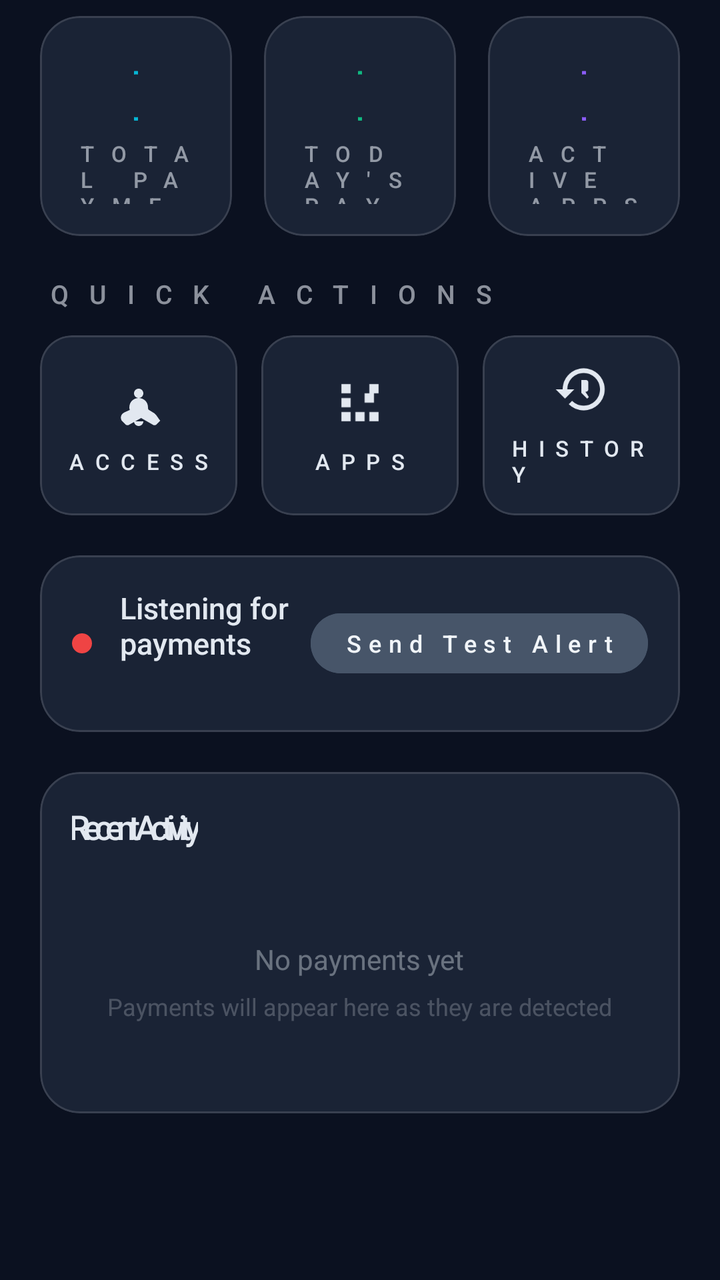
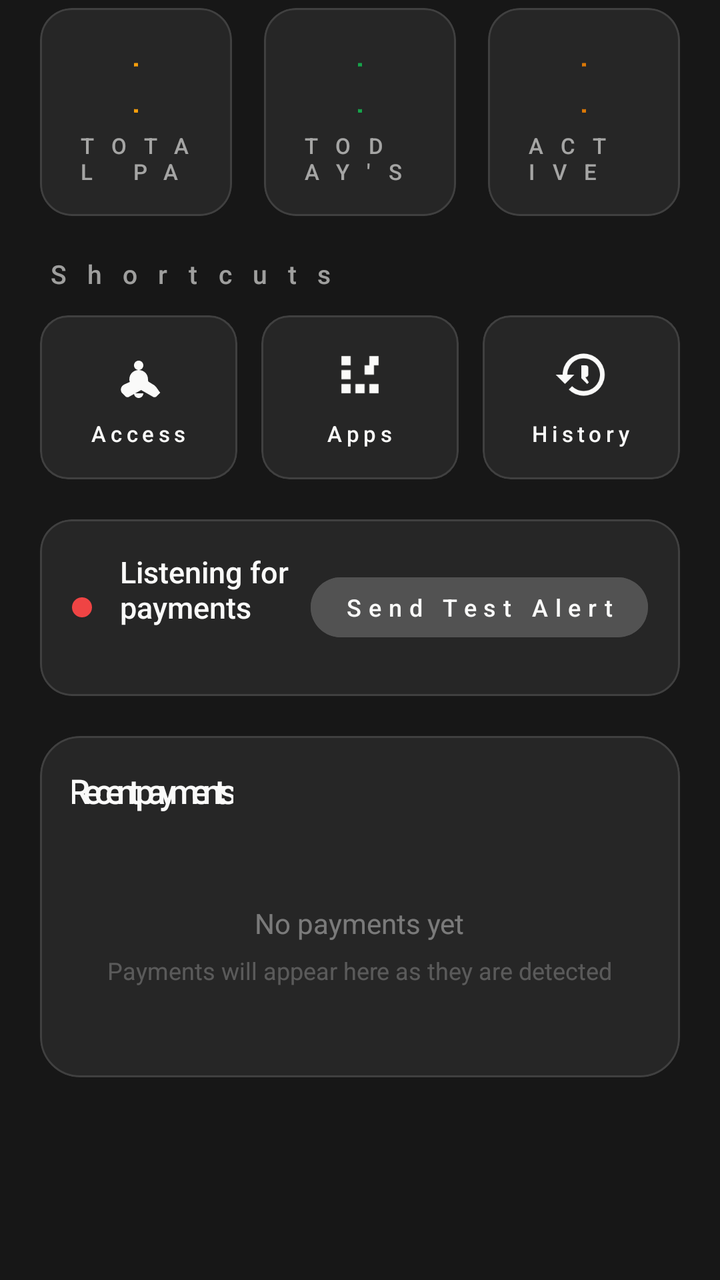

Screens rendered from an Android XML layout before and after an edit, with the pre-edit source and the edit as a unified diff.
<!-- AndroidManifest.xml: application theme Theme.UPISoundBox -->
<!-- res/layout/fragment_home.xml -->
<?xml version="1.0" encoding="utf-8"?>
<androidx.core.widget.NestedScrollView xmlns:android="http://schemas.android.com/apk/res/android"
    xmlns:app="http://schemas.android.com/apk/res-auto"
    android:layout_width="match_parent"
    android:layout_height="match_parent"
    android:overScrollMode="never"
    android:clipToPadding="false"
    android:paddingBottom="20dp">

    <LinearLayout
        android:layout_width="match_parent"
        android:layout_height="wrap_content"
        android:orientation="vertical"
        android:paddingHorizontal="20dp"
        android:paddingTop="8dp">

        <LinearLayout
            android:layout_width="match_parent"
            android:layout_height="wrap_content"
            android:orientation="horizontal"
            android:layout_marginBottom="20dp">

            <com.google.android.material.card.MaterialCardView
                android:id="@+id/card_total"
                android:layout_width="0dp"
                android:layout_height="110dp"
                android:layout_weight="1"
                android:layout_marginEnd="8dp"
                app:cardBackgroundColor="@color/surface_glass"
                app:cardCornerRadius="20dp"
                app:cardElevation="0dp"
                app:contentPadding="16dp"
                app:strokeColor="@color/outline_dark"
                app:strokeWidth="1dp">

                <LinearLayout
                    android:layout_width="match_parent"
                    android:layout_height="match_parent"
                    android:orientation="vertical"
                    android:gravity="center">

                    <TextView
                        android:id="@+id/tv_total_count"
                        android:layout_width="wrap_content"
                        android:layout_height="wrap_content"
                        android:text="0"
                        android:textSize="34sp"
                        android:textColor="@color/accent_cyan"
                        android:fontFamily="sans-serif-light"
                        android:letterSpacing="-0.5" />

                    <TextView
                        android:layout_width="wrap_content"
                        android:layout_height="wrap_content"
                        android:text="@string/total_payments"
                        android:textSize="11sp"
                        android:textColor="@color/on_surface_dark"
                        android:alpha="0.6"
                        android:fontFamily="sans-serif-medium"
                        android:letterSpacing="0.8"
                        android:textAllCaps="true" />
                </LinearLayout>
            </com.google.android.material.card.MaterialCardView>

            <com.google.android.material.card.MaterialCardView
                android:id="@+id/card_today"
                android:layout_width="0dp"
                android:layout_height="110dp"
                android:layout_weight="1"
                android:layout_marginStart="8dp"
                android:layout_marginEnd="8dp"
                app:cardBackgroundColor="@color/surface_glass"
                app:cardCornerRadius="20dp"
                app:cardElevation="0dp"
                app:contentPadding="16dp"
                app:strokeColor="@color/outline_dark"
                app:strokeWidth="1dp">

                <LinearLayout
                    android:layout_width="match_parent"
                    android:layout_height="match_parent"
                    android:orientation="vertical"
                    android:gravity="center">

                    <TextView
                        android:id="@+id/tv_today_count"
                        android:layout_width="wrap_content"
                        android:layout_height="wrap_content"
                        android:text="0"
                        android:textSize="34sp"
                        android:textColor="@color/accent_emerald"
                        android:fontFamily="sans-serif-light"
                        android:letterSpacing="-0.5" />

                    <TextView
                        android:layout_width="wrap_content"
                        android:layout_height="wrap_content"
                        android:text="@string/today_payments"
                        android:textSize="11sp"
                        android:textColor="@color/on_surface_dark"
                        android:alpha="0.6"
                        android:fontFamily="sans-serif-medium"
                        android:letterSpacing="0.8"
                        android:textAllCaps="true" />
                </LinearLayout>
            </com.google.android.material.card.MaterialCardView>

            <com.google.android.material.card.MaterialCardView
                android:id="@+id/card_apps_count"
                android:layout_width="0dp"
                android:layout_height="110dp"
                android:layout_weight="1"
                android:layout_marginStart="8dp"
                app:cardBackgroundColor="@color/surface_glass"
                app:cardCornerRadius="20dp"
                app:cardElevation="0dp"
                app:contentPadding="16dp"
                app:strokeColor="@color/outline_dark"
                app:strokeWidth="1dp">

                <LinearLayout
                    android:layout_width="match_parent"
                    android:layout_height="match_parent"
                    android:orientation="vertical"
                    android:gravity="center">

                    <TextView
                        android:id="@+id/tv_active_apps"
                        android:layout_width="wrap_content"
                        android:layout_height="wrap_content"
                        android:text="0"
                        android:textSize="34sp"
                        android:textColor="@color/accent_violet"
                        android:fontFamily="sans-serif-light"
                        android:letterSpacing="-0.5" />

                    <TextView
                        android:layout_width="wrap_content"
                        android:layout_height="wrap_content"
                        android:text="@string/active_apps"
                        android:textSize="11sp"
                        android:textColor="@color/on_surface_dark"
                        android:alpha="0.6"
                        android:fontFamily="sans-serif-medium"
                        android:letterSpacing="0.8"
                        android:textAllCaps="true" />
                </LinearLayout>
            </com.google.android.material.card.MaterialCardView>
        </LinearLayout>

        <TextView
            android:layout_width="wrap_content"
            android:layout_height="wrap_content"
            android:text="Quick Actions"
            android:textSize="13sp"
            android:textColor="@color/on_surface_dark"
            android:alpha="0.6"
            android:fontFamily="sans-serif-medium"
            android:textAllCaps="true"
            android:letterSpacing="0.8"
            android:layout_marginBottom="12dp" />

        <LinearLayout
            android:layout_width="match_parent"
            android:layout_height="wrap_content"
            android:orientation="horizontal"
            android:layout_marginBottom="20dp">

            <com.google.android.material.card.MaterialCardView
                android:id="@+id/card_quick_access"
                android:layout_width="0dp"
                android:layout_height="90dp"
                android:layout_weight="1"
                android:layout_marginEnd="6dp"
                app:cardBackgroundColor="@color/surface_glass"
                app:cardCornerRadius="16dp"
                app:cardElevation="0dp"
                app:contentPadding="12dp"
                app:strokeColor="@color/outline_dark"
                app:strokeWidth="1dp"
                android:clickable="true"
                android:focusable="true">

                <LinearLayout
                    android:layout_width="match_parent"
                    android:layout_height="match_parent"
                    android:orientation="vertical"
                    android:gravity="center">

                    <ImageView
                        android:layout_width="28dp"
                        android:layout_height="28dp"
                        android:src="@drawable/ic_notification"
                        android:layout_marginBottom="8dp"
                        android:backgroundTint="@color/accent_cyan" />

                    <TextView
                        android:layout_width="wrap_content"
                        android:layout_height="wrap_content"
                        android:text="Access"
                        android:textSize="11sp"
                        android:textColor="@color/on_surface_dark"
                        android:fontFamily="sans-serif-medium"
                        android:textAllCaps="true"
                        android:letterSpacing="0.5" />
                </LinearLayout>
            </com.google.android.material.card.MaterialCardView>

            <com.google.android.material.card.MaterialCardView
                android:id="@+id/card_quick_apps"
                android:layout_width="0dp"
                android:layout_height="90dp"
                android:layout_weight="1"
                android:layout_marginStart="6dp"
                android:layout_marginEnd="6dp"
                app:cardBackgroundColor="@color/surface_glass"
                app:cardCornerRadius="16dp"
                app:cardElevation="0dp"
                app:contentPadding="12dp"
                app:strokeColor="@color/outline_dark"
                app:strokeWidth="1dp"
                android:clickable="true"
                android:focusable="true">

                <LinearLayout
                    android:layout_width="match_parent"
                    android:layout_height="match_parent"
                    android:orientation="vertical"
                    android:gravity="center">

                    <ImageView
                        android:layout_width="28dp"
                        android:layout_height="28dp"
                        android:src="@drawable/ic_apps"
                        android:layout_marginBottom="8dp"
                        android:backgroundTint="@color/accent_violet" />

                    <TextView
                        android:layout_width="wrap_content"
                        android:layout_height="wrap_content"
                        android:text="Apps"
                        android:textSize="11sp"
                        android:textColor="@color/on_surface_dark"
                        android:fontFamily="sans-serif-medium"
                        android:textAllCaps="true"
                        android:letterSpacing="0.5" />
                </LinearLayout>
            </com.google.android.material.card.MaterialCardView>

            <com.google.android.material.card.MaterialCardView
                android:id="@+id/card_quick_history"
                android:layout_width="0dp"
                android:layout_height="90dp"
                android:layout_weight="1"
                android:layout_marginStart="6dp"
                app:cardBackgroundColor="@color/surface_glass"
                app:cardCornerRadius="16dp"
                app:cardElevation="0dp"
                app:contentPadding="12dp"
                app:strokeColor="@color/outline_dark"
                app:strokeWidth="1dp"
                android:clickable="true"
                android:focusable="true">

                <LinearLayout
                    android:layout_width="match_parent"
                    android:layout_height="match_parent"
                    android:orientation="vertical"
                    android:gravity="center">

                    <ImageView
                        android:layout_width="28dp"
                        android:layout_height="28dp"
                        android:src="@drawable/ic_history"
                        android:layout_marginBottom="8dp"
                        android:backgroundTint="@color/accent_emerald" />

                    <TextView
                        android:layout_width="wrap_content"
                        android:layout_height="wrap_content"
                        android:text="History"
                        android:textSize="11sp"
                        android:textColor="@color/on_surface_dark"
                        android:fontFamily="sans-serif-medium"
                        android:textAllCaps="true"
                        android:letterSpacing="0.5" />
                </LinearLayout>
            </com.google.android.material.card.MaterialCardView>
        </LinearLayout>

        <com.google.android.material.card.MaterialCardView
            android:id="@+id/card_status"
            android:layout_width="match_parent"
            android:layout_height="wrap_content"
            app:cardBackgroundColor="@color/surface_glass"
            app:cardCornerRadius="20dp"
            app:cardElevation="0dp"
            app:contentPadding="16dp"
            app:strokeColor="@color/outline_dark"
            app:strokeWidth="1dp"
            android:layout_marginBottom="20dp">

            <LinearLayout
                android:layout_width="match_parent"
                android:layout_height="wrap_content"
                android:orientation="horizontal"
                android:gravity="center_vertical">

                <ImageView
                    android:id="@+id/iv_status_dot"
                    android:layout_width="10dp"
                    android:layout_height="10dp"
                    android:layout_marginEnd="14dp"
                    android:src="@drawable/status_dot"
                    android:layerType="software" />

                <LinearLayout
                    android:layout_width="0dp"
                    android:layout_height="wrap_content"
                    android:layout_weight="1"
                    android:orientation="vertical">

                    <TextView
                        android:id="@+id/tv_status_title"
                        android:layout_width="wrap_content"
                        android:layout_height="wrap_content"
                        android:text="@string/listening_for_payments"
                        android:textSize="15sp"
                        android:textColor="@color/on_surface_dark"
                        android:fontFamily="sans-serif-medium" />

                    <TextView
                        android:id="@+id/tv_status_desc"
                        android:layout_width="wrap_content"
                        android:layout_height="wrap_content"
                        android:text=""
                        android:textSize="12sp"
                        android:textColor="@color/on_surface_dark"
                        android:alpha="0.5"
                        android:fontFamily="sans-serif"
                        android:layout_marginTop="2dp" />
                </LinearLayout>

                <com.google.android.material.button.MaterialButton
                    android:id="@+id/btn_test_alert"
                    style="@style/Widget.Material3.Button"
                    android:layout_width="wrap_content"
                    android:layout_height="38dp"
                    android:text="@string/send_test_alert"
                    android:textSize="12sp"
                    android:paddingStart="16dp"
                    android:paddingEnd="16dp"
                    android:backgroundTint="@color/primary_40"
                    android:letterSpacing="0.3" />
            </LinearLayout>
        </com.google.android.material.card.MaterialCardView>

        <com.google.android.material.card.MaterialCardView
            android:id="@+id/card_recent"
            android:layout_width="match_parent"
            android:layout_height="wrap_content"
            app:cardBackgroundColor="@color/surface_glass"
            app:cardCornerRadius="20dp"
            app:cardElevation="0dp"
            app:contentPadding="16dp"
            app:strokeColor="@color/outline_dark"
            app:strokeWidth="1dp">

            <LinearLayout
                android:layout_width="match_parent"
                android:layout_height="wrap_content"
                android:orientation="vertical">

                <TextView
                    android:layout_width="wrap_content"
                    android:layout_height="wrap_content"
                    android:text="Recent Activity"
                    android:textSize="17sp"
                    android:textColor="@color/on_surface_dark"
                    android:fontFamily="sans-serif-medium"
                    android:letterSpacing="-0.2"
                    android:layout_marginBottom="16dp" />

                <LinearLayout
                    android:id="@+id/layout_recent_container"
                    android:layout_width="match_parent"
                    android:layout_height="wrap_content"
                    android:orientation="vertical"
                    android:gravity="center"
                    android:minHeight="100dp">

                    <TextView
                        android:id="@+id/tv_no_payments"
                        android:layout_width="wrap_content"
                        android:layout_height="wrap_content"
                        android:text="@string/no_payments"
                        android:textSize="14sp"
                        android:textColor="@color/on_surface_dark"
                        android:alpha="0.4"
                        android:fontFamily="sans-serif"
                        android:layout_marginBottom="6dp" />

                    <TextView
                        android:id="@+id/tv_no_payments_desc"
                        android:layout_width="wrap_content"
                        android:layout_height="wrap_content"
                        android:text="@string/payments_will_appear"
                        android:textSize="12sp"
                        android:textColor="@color/on_surface_dark"
                        android:alpha="0.25"
                        android:fontFamily="sans-serif"
                        android:gravity="center" />
                </LinearLayout>
            </LinearLayout>
        </com.google.android.material.card.MaterialCardView>

    </LinearLayout>
</androidx.core.widget.NestedScrollView>
<!-- resources referenced by this layout -->
<resources>
  <color name="accent_cyan">#06B6D4</color>
  <color name="accent_emerald">#10B981</color>
  <color name="accent_violet">#8B5CF6</color>
  <color name="on_surface_dark">#E2E8F0</color>
  <color name="outline_dark">#22FFFFFF</color>
  <color name="primary_40">#475569</color>
  <color name="surface_glass">#CC1E293B</color>
  <!-- drawable ic_apps (drawable) -->
  <?xml version="1.0" encoding="utf-8"?>
  <vector xmlns:android="http://schemas.android.com/apk/res/android"
      android:width="24dp"
      android:height="24dp"
      android:viewportWidth="24"
      android:viewportHeight="24"
      android:tint="?attr/colorOnSurface">
      <path
          android:fillColor="@android:color/white"
          android:pathData="M4,8h4V4H4V8zM10,20h4v-4h-4v4zM4,20h4v-4H4V20zM4,14h4v-4H4V14zM16,4v4h4L20,4h-4zM16,20h4v-4h-4v4zM18,12h-4v-4h4V12z" />
  </vector>
  <!-- drawable status_dot (drawable) -->
  <?xml version="1.0" encoding="utf-8"?>
  <selector xmlns:android="http://schemas.android.com/apk/res/android">
      <item android:drawable="@drawable/status_dot_active" android:state_selected="true" />
      <item android:drawable="@drawable/status_dot_inactive" />
  </selector>
  <string name="active_apps">Active Apps</string>
  <string name="listening_for_payments">Listening for payments</string>
  <string name="no_payments">No payments yet</string>
  <string name="payments_will_appear">Payments will appear here as they are detected</string>
  <string name="send_test_alert">Send Test Alert</string>
  <string name="today_payments">Today\'s Payments</string>
  <string name="total_payments">Total Payments</string>
  <style name="Theme.UPISoundBox" parent="Theme.Material3.DayNight.NoActionBar">
          <item name="colorPrimary">@color/primary_40</item>
          <item name="colorPrimaryVariant">@color/primary_30</item>
          <item name="colorOnPrimary">@color/on_primary_dark</item>
          <item name="colorSecondary">@color/accent_cyan</item>
          <item name="colorSecondaryVariant">@color/accent_violet</item>
          <item name="colorOnSecondary">@color/primary_10</item>
          <item name="colorError">@color/error</item>
          <item name="colorOnError">@color/white</item>
          <item name="android:colorBackground">@color/surface_dark</item>
          <item name="colorSurface">@color/surface_dark</item>
          <item name="colorOnSurface">@color/on_surface_dark</item>
          <item name="colorOutline">@color/outline_dark</item>
          <item name="android:statusBarColor">@android:color/transparent</item>
          <item name="android:navigationBarColor">@android:color/transparent</item>
          <item name="android:windowLightStatusBar">false</item>
          <item name="android:windowLightNavigationBar">false</item>
          <item name="android:windowTranslucentStatus">true</item>
          <item name="android:windowTranslucentNavigation">true</item>
          <item name="android:enforceNavigationBarContrast">false</item>
          <item name="android:enforceStatusBarContrast">false</item>
      </style>
  <!-- drawable status_dot_active (drawable) -->
  <?xml version="1.0" encoding="utf-8"?>
  <shape xmlns:android="http://schemas.android.com/apk/res/android"
      android:shape="oval">
      <solid android:color="#10B981" />
      <size android:width="12dp" android:height="12dp" />
  </shape>
  <!-- drawable status_dot_inactive (drawable) -->
  <?xml version="1.0" encoding="utf-8"?>
  <shape xmlns:android="http://schemas.android.com/apk/res/android"
      android:shape="oval">
      <solid android:color="#EF4444" />
      <size android:width="12dp" android:height="12dp" />
  </shape>
  <color name="primary_30">#334155</color>
  <color name="on_primary_dark">#F1F5F9</color>
  <color name="primary_10">#0F172A</color>
  <color name="error">#EF4444</color>
  <color name="white">#FFFFFFFF</color>
  <color name="surface_dark">#0B1120</color>
  <!-- unchanged entries left out for length: 2 -->
</resources>

<!-- the commit's change to res/layout/fragment_home.xml (unified diff, before → after) -->
@@ -11,8 +11,8 @@
         android:layout_width="match_parent"
         android:layout_height="wrap_content"
         android:orientation="vertical"
-        android:paddingHorizontal="20dp"
-        android:paddingTop="8dp">
+         android:paddingHorizontal="20dp"
+         android:paddingTop="4dp">
 
         <LinearLayout
             android:layout_width="match_parent"
@@ -23,11 +23,11 @@
             <com.google.android.material.card.MaterialCardView
                 android:id="@+id/card_total"
                 android:layout_width="0dp"
-                android:layout_height="110dp"
+                 android:layout_height="104dp"
                 android:layout_weight="1"
                 android:layout_marginEnd="8dp"
                 app:cardBackgroundColor="@color/surface_glass"
-                app:cardCornerRadius="20dp"
+                 app:cardCornerRadius="16dp"
                 app:cardElevation="0dp"
                 app:contentPadding="16dp"
                 app:strokeColor="@color/outline_dark"
@@ -65,12 +65,12 @@
             <com.google.android.material.card.MaterialCardView
                 android:id="@+id/card_today"
                 android:layout_width="0dp"
-                android:layout_height="110dp"
+                 android:layout_height="104dp"
                 android:layout_weight="1"
                 android:layout_marginStart="8dp"
                 android:layout_marginEnd="8dp"
                 app:cardBackgroundColor="@color/surface_glass"
-                app:cardCornerRadius="20dp"
+                 app:cardCornerRadius="16dp"
                 app:cardElevation="0dp"
                 app:contentPadding="16dp"
                 app:strokeColor="@color/outline_dark"
@@ -108,11 +108,11 @@
             <com.google.android.material.card.MaterialCardView
                 android:id="@+id/card_apps_count"
                 android:layout_width="0dp"
-                android:layout_height="110dp"
+                 android:layout_height="104dp"
                 android:layout_weight="1"
                 android:layout_marginStart="8dp"
                 app:cardBackgroundColor="@color/surface_glass"
-                app:cardCornerRadius="20dp"
+                 app:cardCornerRadius="16dp"
                 app:cardElevation="0dp"
                 app:contentPadding="16dp"
                 app:strokeColor="@color/outline_dark"
@@ -151,12 +151,11 @@
         <TextView
             android:layout_width="wrap_content"
             android:layout_height="wrap_content"
-            android:text="Quick Actions"
+             android:text="Shortcuts"
             android:textSize="13sp"
             android:textColor="@color/on_surface_dark"
             android:alpha="0.6"
             android:fontFamily="sans-serif-medium"
-            android:textAllCaps="true"
             android:letterSpacing="0.8"
             android:layout_marginBottom="12dp" />
 
@@ -169,11 +168,11 @@
             <com.google.android.material.card.MaterialCardView
                 android:id="@+id/card_quick_access"
                 android:layout_width="0dp"
-                android:layout_height="90dp"
+             android:layout_height="82dp"
                 android:layout_weight="1"
                 android:layout_marginEnd="6dp"
                 app:cardBackgroundColor="@color/surface_glass"
-                app:cardCornerRadius="16dp"
+                 app:cardCornerRadius="14dp"
                 app:cardElevation="0dp"
                 app:contentPadding="12dp"
                 app:strokeColor="@color/outline_dark"
@@ -201,20 +200,19 @@
                         android:textSize="11sp"
                         android:textColor="@color/on_surface_dark"
                         android:fontFamily="sans-serif-medium"
-                        android:textAllCaps="true"
-                        android:letterSpacing="0.5" />
+                         android:letterSpacing="0.2" />
                 </LinearLayout>
             </com.google.android.material.card.MaterialCardView>
 
             <com.google.android.material.card.MaterialCardView
                 android:id="@+id/card_quick_apps"
                 android:layout_width="0dp"
-                android:layout_height="90dp"
+             android:layout_height="82dp"
                 android:layout_weight="1"
                 android:layout_marginStart="6dp"
                 android:layout_marginEnd="6dp"
                 app:cardBackgroundColor="@color/surface_glass"
-                app:cardCornerRadius="16dp"
+                 app:cardCornerRadius="14dp"
                 app:cardElevation="0dp"
                 app:contentPadding="12dp"
                 app:strokeColor="@color/outline_dark"
@@ -242,19 +240,18 @@
                         android:textSize="11sp"
                         android:textColor="@color/on_surface_dark"
                         android:fontFamily="sans-serif-medium"
-                        android:textAllCaps="true"
-                        android:letterSpacing="0.5" />
+                         android:letterSpacing="0.2" />
                 </LinearLayout>
             </com.google.android.material.card.MaterialCardView>
 
             <com.google.android.material.card.MaterialCardView
                 android:id="@+id/card_quick_history"
                 android:layout_width="0dp"
-                android:layout_height="90dp"
+             android:layout_height="82dp"
                 android:layout_weight="1"
                 android:layout_marginStart="6dp"
                 app:cardBackgroundColor="@color/surface_glass"
-                app:cardCornerRadius="16dp"
+                 app:cardCornerRadius="14dp"
                 app:cardElevation="0dp"
                 app:contentPadding="12dp"
                 app:strokeColor="@color/outline_dark"
@@ -282,8 +279,7 @@
                         android:textSize="11sp"
                         android:textColor="@color/on_surface_dark"
                         android:fontFamily="sans-serif-medium"
-                        android:textAllCaps="true"
-                        android:letterSpacing="0.5" />
+                         android:letterSpacing="0.2" />
                 </LinearLayout>
             </com.google.android.material.card.MaterialCardView>
         </LinearLayout>
@@ -293,7 +289,7 @@
             android:layout_width="match_parent"
             android:layout_height="wrap_content"
             app:cardBackgroundColor="@color/surface_glass"
-            app:cardCornerRadius="20dp"
+             app:cardCornerRadius="16dp"
             app:cardElevation="0dp"
             app:contentPadding="16dp"
             app:strokeColor="@color/outline_dark"
@@ -374,7 +370,7 @@
                 <TextView
                     android:layout_width="wrap_content"
                     android:layout_height="wrap_content"
-                    android:text="Recent Activity"
+                     android:text="Recent payments"
                     android:textSize="17sp"
                     android:textColor="@color/on_surface_dark"
                     android:fontFamily="sans-serif-medium"
<!-- resource entries referenced after the edit -->
@@ -1,12 +1,12 @@
 <!-- resources referenced by this layout -->
 <resources>
-  <color name="accent_cyan">#06B6D4</color>
-  <color name="accent_emerald">#10B981</color>
-  <color name="accent_violet">#8B5CF6</color>
-  <color name="on_surface_dark">#E2E8F0</color>
-  <color name="outline_dark">#22FFFFFF</color>
-  <color name="primary_40">#475569</color>
-  <color name="surface_glass">#CC1E293B</color>
+  <color name="accent_cyan">#F59E0B</color>
+  <color name="accent_emerald">#16A34A</color>
+  <color name="accent_violet">#D97706</color>
+  <color name="on_surface_dark">#FFFAFAF9</color>
+  <color name="outline_dark">#FF404040</color>
+  <color name="primary_40">#525252</color>
+  <color name="surface_glass">#FF262626</color>
   <!-- drawable ic_apps (drawable) -->
   <?xml version="1.0" encoding="utf-8"?>
   <vector xmlns:android="http://schemas.android.com/apk/res/android"
@@ -33,7 +33,7 @@
   <string name="today_payments">Today\'s Payments</string>
   <string name="total_payments">Total Payments</string>
   <style name="Theme.UPISoundBox" parent="Theme.Material3.DayNight.NoActionBar">
-          <item name="colorPrimary">@color/primary_40</item>
+          <item name="colorPrimary">@color/accent_cyan</item>
           <item name="colorPrimaryVariant">@color/primary_30</item>
           <item name="colorOnPrimary">@color/on_primary_dark</item>
           <item name="colorSecondary">@color/accent_cyan</item>
@@ -49,8 +49,8 @@
           <item name="android:navigationBarColor">@android:color/transparent</item>
           <item name="android:windowLightStatusBar">false</item>
           <item name="android:windowLightNavigationBar">false</item>
-          <item name="android:windowTranslucentStatus">true</item>
-          <item name="android:windowTranslucentNavigation">true</item>
+          <item name="android:windowTranslucentStatus">false</item>
+          <item name="android:windowTranslucentNavigation">false</item>
           <item name="android:enforceNavigationBarContrast">false</item>
           <item name="android:enforceStatusBarContrast">false</item>
       </style>
@@ -68,12 +68,12 @@
       <solid android:color="#EF4444" />
       <size android:width="12dp" android:height="12dp" />
   </shape>
-  <color name="primary_30">#334155</color>
-  <color name="on_primary_dark">#F1F5F9</color>
-  <color name="primary_10">#0F172A</color>
+  <color name="primary_30">#404040</color>
+  <color name="on_primary_dark">#FFFAFAF9</color>
+  <color name="primary_10">#171717</color>
   <color name="error">#EF4444</color>
   <color name="white">#FFFFFFFF</color>
-  <color name="surface_dark">#0B1120</color>
+  <color name="surface_dark">#FF171717</color>
   <!-- unchanged entries left out for length: 2 -->
 </resources>
 
